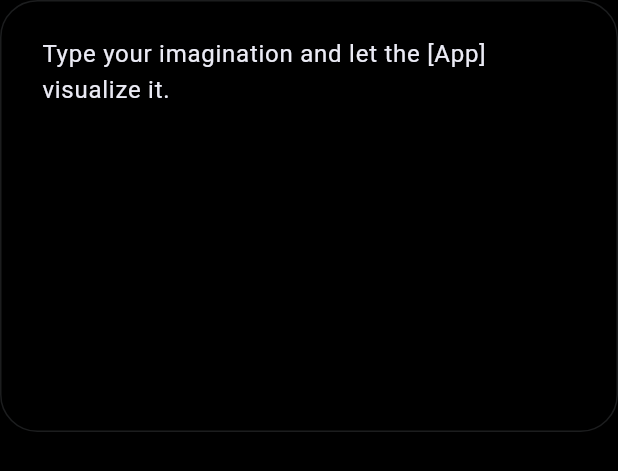
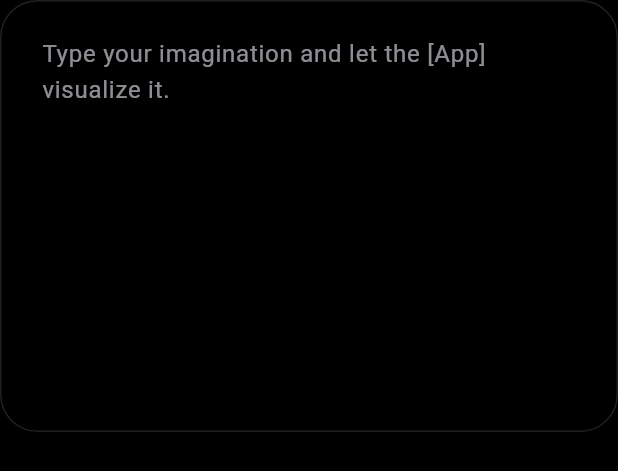
Before and after one commit to selinbdk/pixelcraft, a Flutter app: the PromptField widget shown alone on an empty page, opened directly, on a phone screen of 412 x 824 dp. Shown: the top 471 px of the screen. Run offline on Flutter 3.47's test engine with Material 3 defaults, Android fonts, the phone set to English and light mode, and no system bars; our stand-ins replace auto_route, flutter_screenutil, flutter_svg, vector_graphics; generated files the repository leaves out were written again; Roboto replaces fonts that are missing (SfpRegular).

Commit message:
fixed: fixed colors, added opacity to them

```diff
--- a/lib/view/widgets/prompt_field.dart
+++ b/lib/view/widgets/prompt_field.dart
@@ -20,20 +20,20 @@ class PromptField extends StatelessWidget {
         fillColor: ColorName.primaryBackground,
         contentPadding: const EdgeInsets.all(24),
         focusedBorder: OutlineInputBorder(
-          borderSide: const BorderSide(
-            color: ColorName.promptBorder,
+          borderSide:  BorderSide(
+            color: ColorName.promptBorder.withOpacity(0.36),
           ),
           borderRadius: BorderRadius.circular(25),
         ),
         enabledBorder: OutlineInputBorder(
-          borderSide: const BorderSide(
-            color: ColorName.promptBorder,
+          borderSide:  BorderSide(
+            color: ColorName.promptBorder.withOpacity(0.36),
           ),
           borderRadius: BorderRadius.circular(25),
         ),
         hintText: AppLocalizations.of(context).promptContentMessage,
         hintStyle: TextStyle(
-          color: ColorName.secondaryLabel,
+          color: ColorName.secondaryLabel.withOpacity(0.6),
           fontSize: 14.sp,
         ),
       ),
```
